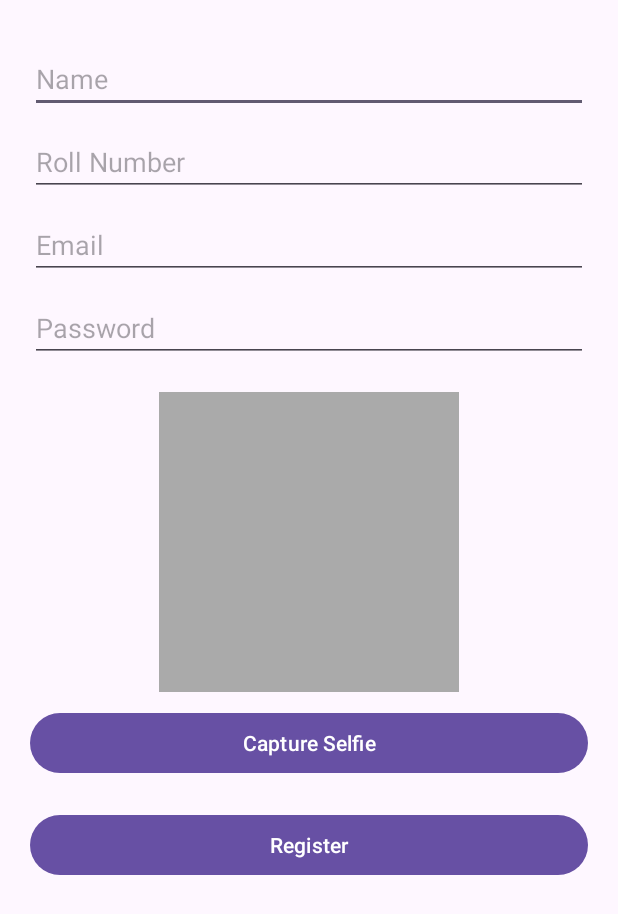
After one commit to Slothyi/Automated-attendance-management-system, an Android app: the RegisterActivity screen opened directly, with no data from a screen before it, on a phone screen of 412 x 824 dp. The commit adds this screen. Shown: the top 914 px of the screen. Run offline under Robolectric (Android 15) with nearby library versions, the light colour scheme and no system bars; pictures from the network do not load.

Commit message:
added register Button and register face

```diff
--- /dev/null
+++ b/android-app/app/src/main/java/com/example/attendancepro/activities/RegisterActivity.kt
@@ -0,0 +1,144 @@
+package com.example.attendancepro.activities
+
+import android.Manifest
+import android.app.Activity
+import android.content.Intent
+import android.content.pm.PackageManager
+import android.net.Uri
+import android.os.Bundle
+import android.provider.MediaStore
+import android.widget.*
+import androidx.activity.result.contract.ActivityResultContracts
+import androidx.appcompat.app.AppCompatActivity
+import androidx.core.app.ActivityCompat
+import androidx.core.content.FileProvider
+import com.example.attendancepro.R
+import com.example.attendancepro.api.RetrofitClient
+import okhttp3.MediaType.Companion.toMediaTypeOrNull
+import okhttp3.MultipartBody
+import okhttp3.RequestBody.Companion.toRequestBody
+import okhttp3.RequestBody.Companion.asRequestBody
+import retrofit2.Call
+import retrofit2.Callback
+import retrofit2.Response
+import java.io.File
+
+class RegisterActivity : AppCompatActivity() {
+
+    private lateinit var imageFile: File
+    private lateinit var photoUri: Uri
+
+    private lateinit var name: EditText
+    private lateinit var roll: EditText
+    private lateinit var email: EditText
+    private lateinit var password: EditText
+    private lateinit var captureBtn: Button
+    private lateinit var registerBtn: Button
+    private lateinit var previewImage: ImageView
+
+    override fun onCreate(savedInstanceState: Bundle?) {
+        super.onCreate(savedInstanceState)
+        setContentView(R.layout.activity_register)
+
+        name = findViewById(R.id.name)
+        roll = findViewById(R.id.roll)
+        email = findViewById(R.id.email)
+        password = findViewById(R.id.password)
+        captureBtn = findViewById(R.id.captureBtn)
+        registerBtn = findViewById(R.id.registerBtn)
+        previewImage = findViewById(R.id.previewImage)
+
+        captureBtn.setOnClickListener {
+            checkCameraPermission()
+        }
+
+        registerBtn.setOnClickListener {
+            registerUser()
+        }
+    }
+
+    // =========================
+    // 📸 CAMERA PERMISSION
+    // =========================
+    private fun checkCameraPermission() {
+        if (ActivityCompat.checkSelfPermission(this, Manifest.permission.CAMERA)
+            == PackageManager.PERMISSION_GRANTED
+        ) {
+            openCamera()
+        } else {
+            ActivityCompat.requestPermissions(this, arrayOf(Manifest.permission.CAMERA), 101)
+        }
+    }
+
+    // =========================
+    // 📸 OPEN CAMERA
+    // =========================
+    private fun openCamera() {
+        imageFile = File(getExternalFilesDir(null), "register_${System.currentTimeMillis()}.jpg")
+
+        photoUri = FileProvider.getUriForFile(
+            this,
+            "${packageName}.provider",
+            imageFile
+        )
+
+        val intent = Intent(MediaStore.ACTION_IMAGE_CAPTURE)
+        intent.putExtra(MediaStore.EXTRA_OUTPUT, photoUri)
+
+        cameraLauncher.launch(intent)
+    }
+
+    // =========================
+    // 📸 CAMERA RESULT
+    // =========================
+    private val cameraLauncher =
+        registerForActivityResult(ActivityResultContracts.StartActivityForResult()) { result ->
+
+            if (result.resultCode == Activity.RESULT_OK) {
+                previewImage.setImageURI(photoUri)
+                Toast.makeText(this, "Photo captured", Toast.LENGTH_SHORT).show()
+            }
+        }
+
+    // =========================
+    // 🚀 REGISTER API
+    // =========================
+    private fun registerUser() {
+
+        if (!::imageFile.isInitialized) {
+            Toast.makeText(this, "Capture photo first", Toast.LENGTH_SHORT).show()
+            return
+        }
+
+        val requestFile =
+            imageFile.asRequestBody("image/*".toMediaTypeOrNull())
+
+        val filePart =
+            MultipartBody.Part.createFormData("file", imageFile.name, requestFile)
+
+        val nameBody = name.text.toString().toRequestBody("text/plain".toMediaTypeOrNull())
+        val rollBody = roll.text.toString().toRequestBody("text/plain".toMediaTypeOrNull())
+        val emailBody = email.text.toString().toRequestBody("text/plain".toMediaTypeOrNull())
+        val passBody = password.text.toString().toRequestBody("text/plain".toMediaTypeOrNull())
+
+        RetrofitClient.instance.register(nameBody, rollBody, emailBody, passBody, filePart)
+            .enqueue(object : Callback<Map<String, String>> {
+
+                override fun onResponse(
+                    call: Call<Map<String, String>>,
+                    response: Response<Map<String, String>>
+                ) {
+                    if (response.isSuccessful) {
+                        Toast.makeText(this@RegisterActivity, "Registered Successfully", Toast.LENGTH_LONG).show()
+                        finish()
+                    } else {
+                        Toast.makeText(this@RegisterActivity, "Registration failed", Toast.LENGTH_LONG).show()
+                    }
+                }
+
+                override fun onFailure(call: Call<Map<String, String>>, t: Throwable) {
+                    Toast.makeText(this@RegisterActivity, "Error: ${t.message}", Toast.LENGTH_LONG).show()
+                }
+            })
+    }
+}
--- a/android-app/app/src/main/java/com/example/attendancepro/models/LoginResponse.kt
+++ b/android-app/app/src/main/java/com/example/attendancepro/models/LoginResponse.kt
@@ -1,5 +1,6 @@
 package com.example.attendancepro.models
 
 data class LoginResponse(
-    val token: String
+    val token: String? = null,
+    val error: String? = null
 )
--- /dev/null
+++ b/android-app/app/src/main/res/layout/activity_register.xml
@@ -0,0 +1,75 @@
+<?xml version="1.0" encoding="utf-8"?>
+<ScrollView
+    xmlns:android="http://schemas.android.com/apk/res/android"
+    android:layout_width="match_parent"
+    android:layout_height="match_parent">
+
+    <LinearLayout
+        android:layout_width="match_parent"
+        android:layout_height="wrap_content"
+        android:orientation="vertical"
+        android:padding="20dp">
+
+        <!-- Name -->
+        <EditText
+            android:id="@+id/name"
+            android:layout_width="match_parent"
+            android:layout_height="wrap_content"
+            android:hint="Name"
+            android:layout_marginTop="10dp"/>
+
+        <!-- Roll -->
+        <EditText
+            android:id="@+id/roll"
+            android:layout_width="match_parent"
+            android:layout_height="wrap_content"
+            android:hint="Roll Number"
+            android:layout_marginTop="10dp"/>
+
+        <!-- Email -->
+        <EditText
+            android:id="@+id/email"
+            android:layout_width="match_parent"
+            android:layout_height="wrap_content"
+            android:hint="Email"
+            android:inputType="textEmailAddress"
+            android:layout_marginTop="10dp"/>
+
+        <!-- Password -->
+        <EditText
+            android:id="@+id/password"
+            android:layout_width="match_parent"
+            android:layout_height="wrap_content"
+            android:hint="Password"
+            android:inputType="textPassword"
+            android:layout_marginTop="10dp"/>
+
+        <!-- 📸 Preview Image -->
+        <ImageView
+            android:id="@+id/previewImage"
+            android:layout_width="200dp"
+            android:layout_height="200dp"
+            android:layout_gravity="center"
+            android:layout_marginTop="20dp"
+            android:scaleType="centerCrop"
+            android:background="@android:color/darker_gray"/>
+
+        <!-- 📸 Capture Button -->
+        <Button
+            android:id="@+id/captureBtn"
+            android:layout_width="match_parent"
+            android:layout_height="wrap_content"
+            android:text="Capture Selfie"
+            android:layout_marginTop="10dp"/>
+
+        <!-- 🚀 Register Button -->
+        <Button
+            android:id="@+id/registerBtn"
+            android:layout_width="match_parent"
+            android:layout_height="wrap_content"
+            android:text="Register"
+            android:layout_marginTop="20dp"/>
+
+    </LinearLayout>
+
+</ScrollView>
--- a/android-app/app/src/main/res/xml/file_paths.xml
+++ b/android-app/app/src/main/res/xml/file_paths.xml
@@ -1,4 +1,5 @@
 <paths>
     <cache-path name="cache" path="." />
     <external-files-path name="external_files" path="." />
+    <external-files-path name="images" path="." />
 </paths>
```
Also changed, not shown: android-app/app/src/main/AndroidManifest.xml (+7 -3 lines), android-app/app/src/main/java/com/example/attendancepro/activities/AttendanceActivity.kt (+7 -2 lines), android-app/app/src/main/java/com/example/attendancepro/activities/DashboardActivity.kt (+26 -28 lines), android-app/app/src/main/java/com/example/attendancepro/activities/LoginActivity.kt (+44 -35 lines), android-app/app/src/main/java/com/example/attendancepro/activities/MainActivity.kt (+50 -0 lines), android-app/app/src/main/java/com/example/attendancepro/api/ApiServices.kt (+9 -1 lines), android-app/app/src/main/java/com/example/attendancepro/models/AttendanceResponse.kt (added, +7 -0 lines), android-app/app/src/main/java/com/example/attendancepro/models/model.kt (deleted, +0 -7 lines), android-app/app/src/main/res/layout/activity_login.xml (+14 -7 lines), android-app/app/src/main/res/layout/activity_main.xml (+30 -13 lines).
